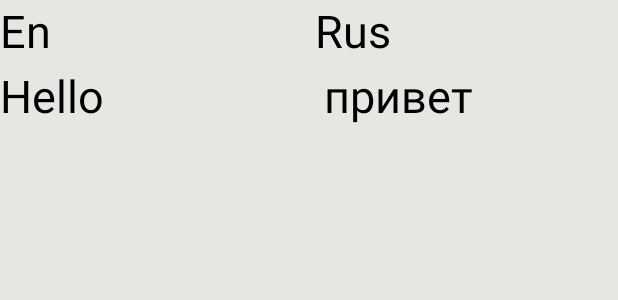
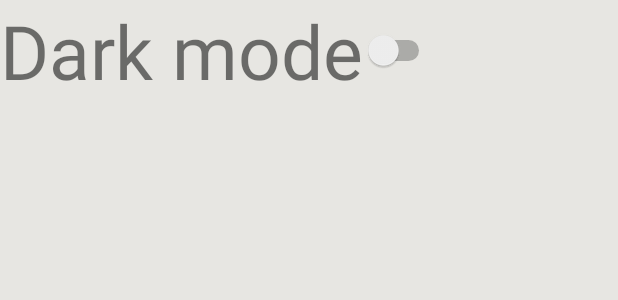
Before and after one commit to Cheeelick/TranslatEn-Rus, an Android app: the layout fragment_profile.xml on its own in the app's theme, with its tools: preview values and no code run, on a phone screen of 412 x 824 dp. Shown: the top 300 px of the screen. Run offline under Robolectric (Android 15) with nearby library versions, the phone set to English and light mode, and no system bars.

```diff
--- a/app/src/main/res/layout/activity_main.xml
+++ b/app/src/main/res/layout/activity_main.xml
@@ -4,7 +4,6 @@
     xmlns:tools="http://schemas.android.com/tools"
     android:layout_width="match_parent"
     android:background="@color/grey"
-    android:orientation="vertical"
     android:layout_height="match_parent"
     tools:context=".activity.Main">
 
--- a/app/src/main/res/layout/fragment_profile.xml
+++ b/app/src/main/res/layout/fragment_profile.xml
@@ -2,26 +2,26 @@
 <FrameLayout xmlns:android="http://schemas.android.com/apk/res/android"
     xmlns:tools="http://schemas.android.com/tools"
     android:layout_width="match_parent"
-    android:orientation="vertical"
     android:layout_height="match_parent"
     android:background="@color/grey"
     tools:context=".fragments.profile">
 
+    <LinearLayout
+        android:layout_height="wrap_content"
+        android:layout_width="match_parent"
+        android:orientation="horizontal">
 
-    <TextView
-        android:layout_width="match_parent"
-        android:layout_height="43dp"
-        android:text="Hello                    привет"
-        android:textColor="@color/black"
-        android:textSize="30dp"
-        android:layout_marginTop="43dp"/>
+            <TextView
+                android:layout_height="match_parent"
+                android:layout_width="wrap_content"
+                android:textSize="50dp"
+                android:text="Dark mode"
+                />
 
-    <TextView
-        android:layout_width="match_parent"
-        android:layout_height="43dp"
-        android:text="En                        Rus"
-        android:textColor="@color/black"
-        android:textSize="30dp" />
-
+            <Switch
+                android:layout_height="match_parent"
+                android:layout_width="wrap_content"
+                />
+    </LinearLayout>
 
 </FrameLayout>
```
Also changed, not shown: app/src/main/java/com/example/tranlsatebook/fragments/FragmentText.java (added, +20 -0 lines), app/src/main/java/com/example/tranlsatebook/fragments/books.java (+17 -1 lines), app/src/main/res/layout/fragment_dictionary.xml (+13 -4 lines), app/src/main/res/layout/fragment_text.xml (added, +19 -0 lines).
